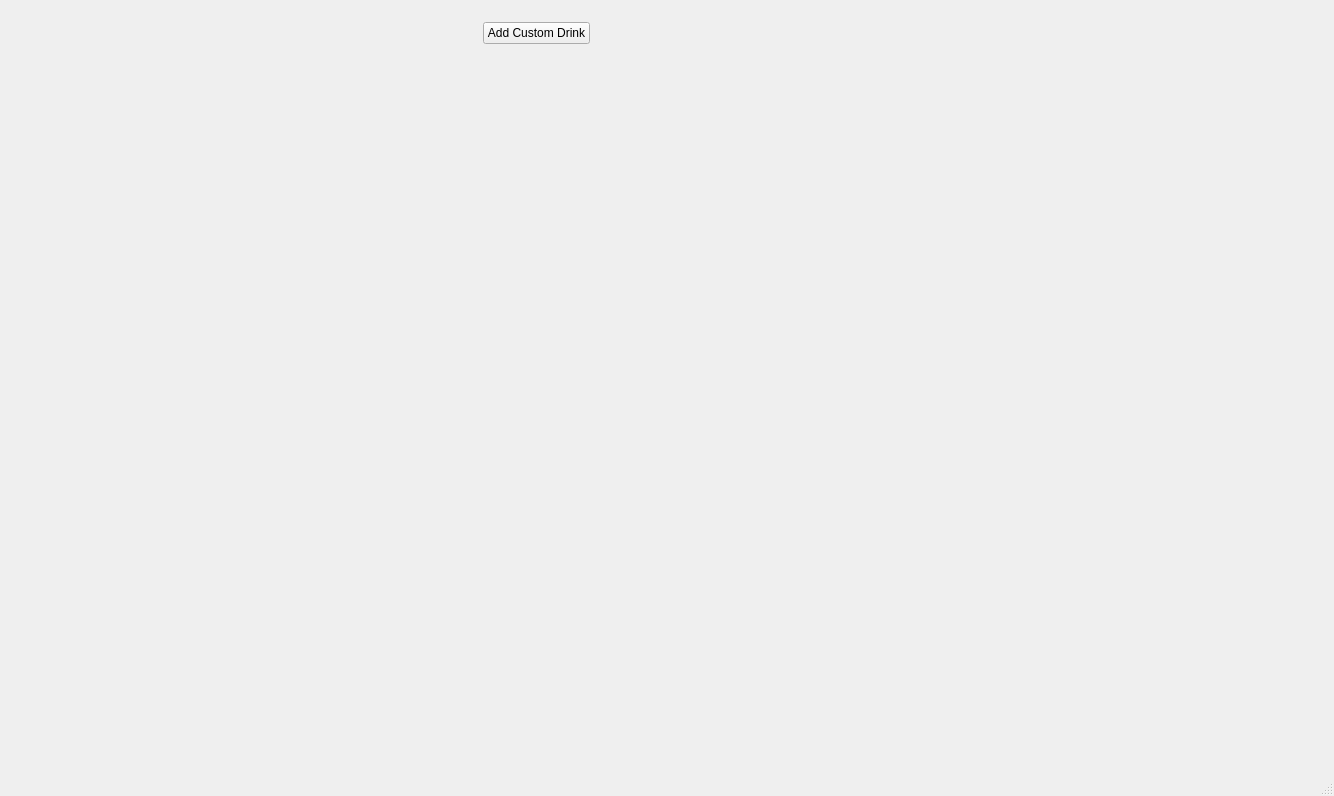
wintersca/bartender, file mainwindow.ui: the form before one commit.
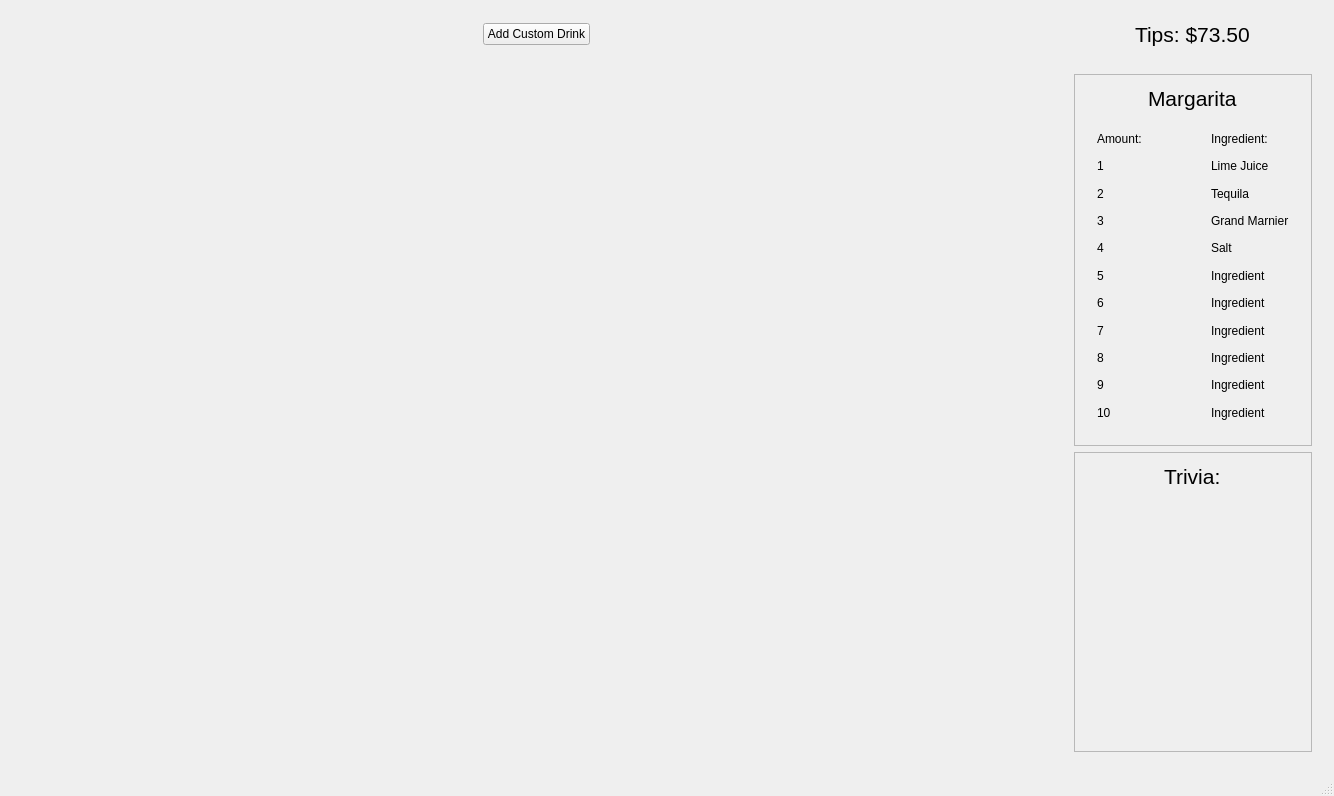
The form after the commit.

Commit message: Building the UI components. Changed the background image. Setting the colors for frames and labels. Also added most labels.

```diff
--- a/mainwindow.ui
+++ b/mainwindow.ui
@@ -28,7 +28,7 @@
   <widget class="QWidget" name="centralWidget">
    <layout class="QGridLayout" name="gridLayout">
     <item row="0" column="1">
-     <widget class="QFrame" name="frame_2">
+     <widget class="QFrame" name="tipsFrame">
       <property name="sizePolicy">
        <sizepolicy hsizetype="Fixed" vsizetype="Fixed">
         <horstretch>0</horstretch>
@@ -47,6 +47,20 @@
       <property name="frameShadow">
        <enum>QFrame::Raised</enum>
       </property>
+      <layout class="QHBoxLayout" name="horizontalLayout_3">
+       <item alignment="Qt::AlignHCenter">
+        <widget class="QLabel" name="tipsAmount">
+         <property name="font">
+          <font>
+           <pointsize>16</pointsize>
+          </font>
+         </property>
+         <property name="text">
+          <string>Tips: $73.50</string>
+         </property>
+        </widget>
+       </item>
+      </layout>
      </widget>
     </item>
     <item row="1" column="1">
@@ -69,6 +83,284 @@
       <property name="frameShadow">
        <enum>QFrame::Raised</enum>
       </property>
+      <layout class="QVBoxLayout" name="verticalLayout">
+       <item>
+        <widget class="QFrame" name="recipeFrame">
+         <property name="frameShape">
+          <enum>QFrame::StyledPanel</enum>
+         </property>
+         <property name="frameShadow">
+          <enum>QFrame::Raised</enum>
+         </property>
+         <layout class="QVBoxLayout" name="verticalLayout_2">
+          <item alignment="Qt::AlignHCenter">
+           <widget class="QLabel" name="drinkName">
+            <property name="sizePolicy">
+             <sizepolicy hsizetype="Preferred" vsizetype="Fixed">
+              <horstretch>0</horstretch>
+              <verstretch>0</verstretch>
+             </sizepolicy>
+            </property>
+            <property name="minimumSize">
+             <size>
+              <width>0</width>
+              <height>25</height>
+             </size>
+            </property>
+            <property name="font">
+             <font>
+              <pointsize>16</pointsize>
+             </font>
+            </property>
+            <property name="text">
+             <string>Margarita</string>
+            </property>
+           </widget>
+          </item>
+          <item>
+           <widget class="QFrame" name="frame_2">
+            <property name="frameShape">
+             <enum>QFrame::NoFrame</enum>
+            </property>
+            <property name="frameShadow">
+             <enum>QFrame::Raised</enum>
+            </property>
+            <layout class="QGridLayout" name="gridLayout_2">
+             <item row="5" column="0">
+              <widget class="QLabel" name="ingredientAmount4">
+               <property name="text">
+                <string>4</string>
+               </property>
+              </widget>
+             </item>
+             <item row="8" column="0">
+              <widget class="QLabel" name="ingredientAmount7">
+               <property name="text">
+                <string>7</string>
+               </property>
+              </widget>
+             </item>
+             <item row="1" column="1">
+              <spacer name="horizontalSpacer_3">
+               <property name="orientation">
+                <enum>Qt::Horizontal</enum>
+               </property>
+               <property name="sizeHint" stdset="0">
+                <size>
+                 <width>40</width>
+                 <height>20</height>
+                </size>
+               </property>
+              </spacer>
+             </item>
+             <item row="3" column="0">
+              <widget class="QLabel" name="ingredientAmount2">
+               <property name="text">
+                <string>2</string>
+               </property>
+              </widget>
+             </item>
+             <item row="7" column="0">
+              <widget class="QLabel" name="ingredientAmount6">
+               <property name="text">
+                <string>6</string>
+               </property>
+              </widget>
+             </item>
+             <item row="2" column="2">
+              <widget class="QLabel" name="ingredientName1">
+               <property name="text">
+                <string>Lime Juice</string>
+               </property>
+              </widget>
+             </item>
+             <item row="9" column="0">
+              <widget class="QLabel" name="ingredientAmount8">
+               <property name="text">
+                <string>8</string>
+               </property>
+              </widget>
+             </item>
+             <item row="2" column="0">
+              <widget class="QLabel" name="ingredientAmount1">
+               <property name="text">
+                <string>1</string>
+               </property>
+              </widget>
+             </item>
+             <item row="1" column="0">
+              <widget class="QLabel" name="recipeSections_2">
+               <property name="text">
+                <string>Amount:</string>
+               </property>
+              </widget>
+             </item>
+             <item row="1" column="2">
+              <widget class="QLabel" name="recipeSections">
+               <property name="text">
+                <string>Ingredient:</string>
+               </property>
+              </widget>
+             </item>
+             <item row="6" column="0">
+              <widget class="QLabel" name="ingredientAmount5">
+               <property name="text">
+                <string>5</string>
+               </property>
+              </widget>
+             </item>
+             <item row="10" column="0">
+              <widget class="QLabel" name="ingredientAmount9">
+               <property name="text">
+                <string>9</string>
+               </property>
+              </widget>
+             </item>
+             <item row="4" column="0">
+              <widget class="QLabel" name="ingredientAmount3">
+               <property name="text">
+                <string>3</string>
+               </property>
+              </widget>
+             </item>
+             <item row="11" column="0">
+              <widget class="QLabel" name="ingredientAmount10">
+               <property name="text">
+                <string>10</string>
+               </property>
+              </widget>
+             </item>
+             <item row="3" column="2">
+              <widget class="QLabel" name="ingredientName2">
+               <property name="text">
+                <string>Tequila</string>
+               </property>
+              </widget>
+             </item>
+             <item row="4" column="2">
+              <widget class="QLabel" name="ingredientName3">
+               <property name="text">
+                <string>Grand Marnier</string>
+               </property>
+              </widget>
+             </item>
+             <item row="5" column="2">
+              <widget class="QLabel" name="ingredientName4">
+               <property name="text">
+                <string>Salt</string>
+               </property>
+              </widget>
+             </item>
+             <item row="6" column="2">
+              <widget class="QLabel" name="ingredientName5">
+               <property name="text">
+                <string>Ingredient</string>
+               </property>
+              </widget>
+             </item>
+             <item row="7" column="2">
+              <widget class="QLabel" name="ingredientName6">
+               <property name="text">
+                <string>Ingredient</string>
+               </property>
+              </widget>
+             </item>
+             <item row="8" column="2">
+              <widget class="QLabel" name="ingredientName7">
+               <property name="text">
+                <string>Ingredient</string>
+               </property>
+              </widget>
+             </item>
+             <item row="9" column="2">
+              <widget class="QLabel" name="ingredientName8">
+               <property name="text">
+                <string>Ingredient</string>
+               </property>
+              </widget>
+             </item>
+             <item row="10" column="2">
+              <widget class="QLabel" name="ingredientName9">
+               <property name="text">
+                <string>Ingredient</string>
+               </property>
+              </widget>
+             </item>
+             <item row="11" column="2">
+              <widget class="QLabel" name="ingredientName10">
+               <property name="text">
+                <string>Ingredient</string>
+               </property>
+              </widget>
+             </item>
+            </layout>
+           </widget>
+          </item>
+         </layout>
+        </widget>
+       </item>
+       <item>
+        <widget class="QFrame" name="triviaFrame">
+         <property name="sizePolicy">
+          <sizepolicy hsizetype="Preferred" vsizetype="Fixed">
+           <horstretch>0</horstretch>
+           <verstretch>0</verstretch>
+          </sizepolicy>
+         </property>
+         <property name="minimumSize">
+          <size>
+           <width>0</width>
+           <height>300</height>
+          </size>
+         </property>
+         <property name="frameShape">
+          <enum>QFrame::StyledPanel</enum>
+         </property>
+         <property name="frameShadow">
+          <enum>QFrame::Raised</enum>
+         </property>
+         <layout class="QVBoxLayout" name="verticalLayout_3">
+          <item alignment="Qt::AlignHCenter|Qt::AlignTop">
+           <widget class="QLabel" name="triviaLabel">
+            <property name="sizePolicy">
+             <sizepolicy hsizetype="Preferred" vsizetype="Fixed">
+              <horstretch>0</horstretch>
+              <verstretch>0</verstretch>
+             </sizepolicy>
+            </property>
+            <property name="minimumSize">
+             <size>
+              <width>0</width>
+              <height>25</height>
+             </size>
+            </property>
+            <property name="font">
+             <font>
+              <pointsize>16</pointsize>
+             </font>
+            </property>
+            <property name="text">
+             <string>Trivia:</string>
+            </property>
+           </widget>
+          </item>
+          <item>
+           <spacer name="verticalSpacer">
+            <property name="orientation">
+             <enum>Qt::Vertical</enum>
+            </property>
+            <property name="sizeHint" stdset="0">
+             <size>
+              <width>20</width>
+              <height>40</height>
+             </size>
+            </property>
+           </spacer>
+          </item>
+         </layout>
+        </widget>
+       </item>
+      </layout>
      </widget>
     </item>
     <item row="0" column="0">
```
Left out of the diff: 2 changed lines with no effect on the pictures. The commit also changes 4 other files.
